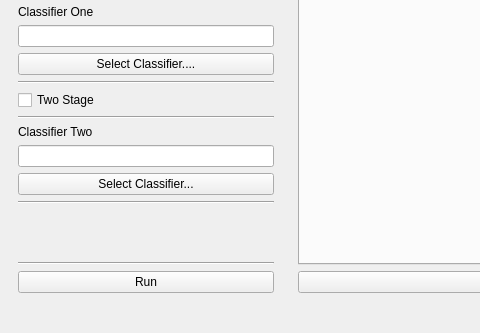
Old version of the form QtCreator/mainWindow.ui in the repository Boxfort/dissertation; both pictures show x 0 to 480 and y 267 to 600 of the 800 by 600 pixel window.
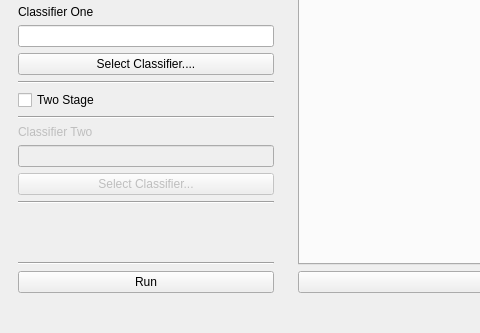
New version of the form.

```diff
--- a/QtCreator/mainWindow.ui
+++ b/QtCreator/mainWindow.ui
@@ -99,6 +99,9 @@
        </item>
        <item>
         <widget class="QLabel" name="label">
+         <property name="enabled">
+          <bool>false</bool>
+         </property>
          <property name="text">
           <string>Classifier Two</string>
          </property>
@@ -106,6 +109,9 @@
        </item>
        <item>
         <widget class="QLineEdit" name="txt_alg2">
+         <property name="enabled">
+          <bool>false</bool>
+         </property>
          <property name="sizePolicy">
           <sizepolicy hsizetype="Preferred" vsizetype="Fixed">
            <horstretch>0</horstretch>
@@ -116,6 +122,9 @@
        </item>
        <item>
         <widget class="QPushButton" name="btn_alg2">
+         <property name="enabled">
+          <bool>false</bool>
+         </property>
          <property name="text">
           <string>Select Classifier...</string>
          </property>
```
